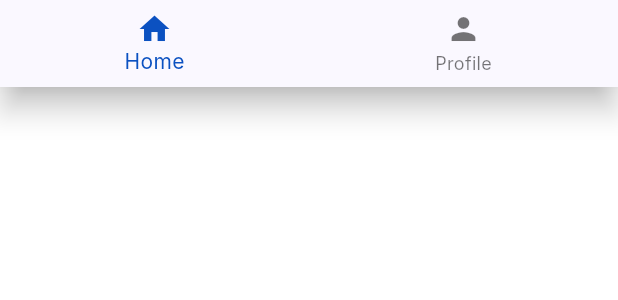
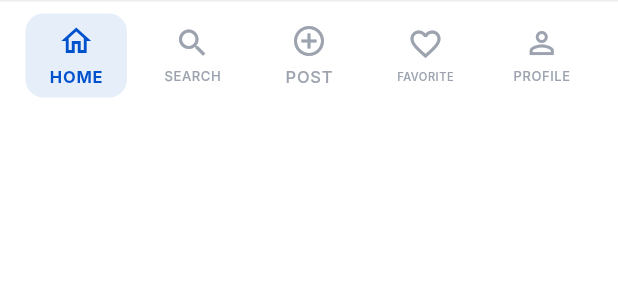
Before and after one commit to jeflijonathan/AutoFinder, a Flutter app: the ButtonNavBar widget shown alone on an empty page, opened directly, on a phone screen of 412 x 824 dp. Shown: the top 300 px of the screen. Run offline on Flutter 3.47's test engine with Material 3 defaults, Android fonts, the phone set to English and light mode, and no system bars; our stand-ins replace cloud_firestore, firebase_core, flutter_map, form_validator, geocoding, geolocator and 4 more; accounts and stored records are empty; network calls fail; Roboto replaces fonts that are missing (Inter).

Commit message:
Enhance nav bar, textfield, add phone input
Replace BottomNavigationBar with a custom styled ButtonNavBar (row of animated nav items, GestureDetectors, routes for HOME/SEARCH/POST/FAVORITE/PROFILE). Extend CustomTextField with new maxLines and minLines params, enforce single-line for password fields, switch keyboardType to multiline when appropriate, and apply maxLines/minLines to the TextFormField. Minor cleanup in Loading widget (remove extraneous comments/docstring). Add new PhoneNumberTextField widget with country code dropdown, input formatters (digits-only, length limit, custom XXX-XXXX-XXXX formatting), validation hook, and UI styling.

```diff
--- a/lib/widgets/buttom_nav_bar.dart
+++ b/lib/widgets/buttom_nav_bar.dart
@@ -4,31 +4,118 @@ import 'package:flutter/material.dart';
 class ButtonNavBar extends StatelessWidget {
   final int currentIndex;
 
-  const ButtonNavBar({
-    super.key,
-    required this.currentIndex,
-  });
+  const ButtonNavBar({super.key, required this.currentIndex});
 
   @override
   Widget build(BuildContext context) {
-    return BottomNavigationBar(
-      currentIndex: currentIndex,
-      items: const [
-        BottomNavigationBarItem(icon: Icon(Icons.home), label: 'Home'),
-        BottomNavigationBarItem(icon: Icon(Icons.person), label: 'Profile'),
-      ],
-      onTap: (index) {
+    return Container(
+      padding: const EdgeInsets.symmetric(vertical: 8, horizontal: 12),
+      decoration: BoxDecoration(
+        color: Colors.white,
+        border: Border(top: BorderSide(color: Colors.grey.shade200, width: 1)),
+      ),
+      child: SafeArea(
+        child: Row(
+          mainAxisAlignment: MainAxisAlignment.spaceAround,
+          children: [
+            _buildNavItem(
+              context,
+              index: 0,
+              icon: Icons.home_outlined,
+              route: AppRoutes.home,
+              label: 'HOME',
+            ),
+            _buildNavItem(
+              context,
+              index: 1,
+              icon: Icons.search_outlined,
+              route: AppRoutes.home,
+              label: 'SEARCH',
+            ),
+            _buildNavItem(
+              context,
+              index: 2,
+              icon: Icons.add_circle_outline,
+              route: AppRoutes.addWorkshop,
+              label: 'POST',
+            ),
+            _buildNavItem(
+              context,
+              index: 3,
+              icon: Icons.favorite_outline,
+              route: AppRoutes.home, // Sesuaikan rutenya jika sudah ada
+              label: 'FAVORITE',
+            ),
+            _buildNavItem(
+              context,
+              index: 4,
+              icon: Icons.person_outline,
+              route: AppRoutes.profile,
+              label: 'PROFILE',
+            ),
+          ],
+        ),
+      ),
+    );
+  }
+
+  Widget _buildNavItem(
+    BuildContext context, {
+    required int index,
+    required IconData icon,
+    required String route,
+    required String label,
+  }) {
+    final isSelected = currentIndex == index;
+    final primaryColor = const Color(0xFF0052CC);
+    final activeColor = isSelected ? primaryColor : const Color(0xFF9CA3AF);
+
+    return GestureDetector(
+      onTap: () {
         if (currentIndex == index) return;
+        Navigator.pushReplacementNamed(context, route);
+      },
+      behavior: HitTestBehavior.opaque,
+      child: SizedBox(
+        width: 70,
+        child: Column(
+          mainAxisSize: MainAxisSize.min,
+          children: [
+            AnimatedContainer(
+              duration: const Duration(milliseconds: 200),
+              curve: Curves.easeInOut,
+              padding: const EdgeInsets.symmetric(horizontal: 16, vertical: 6),
+              decoration: BoxDecoration(
+                color: isSelected
+                    ? primaryColor.withValues(alpha: 0.1) // Biru sangat muda
+                    : Colors.transparent,
+                borderRadius: BorderRadius.circular(12),
+              ),
+              child: Column(
+                children: [
+                  Icon(icon, color: activeColor, size: 24),
+                  SizedBox(height: 4),
 
-        switch (index) {
-          case 0:
-            Navigator.pushReplacementNamed(context, AppRoutes.home);
-            break;
-          case 1:
-            Navigator.pushReplacementNamed(context, AppRoutes.profile);
-            break;
-        }
-      },
+                  FittedBox(
+                    fit: BoxFit.scaleDown,
+                    child: Text(
+                      label,
+                      style: TextStyle(
+                        fontSize: 11,
+                        fontWeight: isSelected
+                            ? FontWeight.bold
+                            : FontWeight.w500,
+                        color: activeColor,
+                        letterSpacing: 0.5,
+                      ),
+                    ),
+                  ),
+                ],
+              ),
+            ),
+          ],
+        ),
+      ),
     );
   }
 }
--- a/lib/widgets/loading.dart
+++ b/lib/widgets/loading.dart
@@ -26,9 +26,7 @@ class Loading extends StatelessWidget {
           height: size,
           fit: BoxFit.contain,
           repeat: true,
-          // Show a red error icon if the animation fails to load
           errorBuilder: (context, error, stackTrace) {
-            // Print the error for debugging during development
             debugPrint('Lottie load error: $error');
             return const Icon(Icons.error, color: Colors.red, size: 60);
           },
@@ -65,7 +63,6 @@ class Loading extends StatelessWidget {
 class LoadingOverlay {
   static OverlayEntry? _entry;
 
-  /// Tampilkan overlay loading. Kembalikan fungsi untuk menutupnya.
   static VoidCallback show(
     BuildContext context, {
     String message = 'Mohon tunggu...',
```
Also changed, not shown: lib/widgets/custom_textfield.dart (+21 -1 lines), lib/widgets/phone_number_textfield.dart (added, +188 -0 lines).
